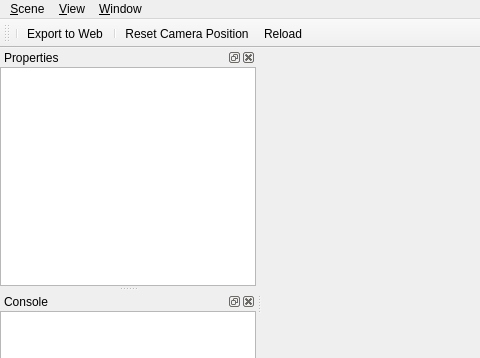
First picture: the form in ui/q3dwindow.ui, repository minorua/Qgis2threejs, before the edit; both pictures show x 0 to 480 and y 0 to 358 of the 757 by 580 pixel window.
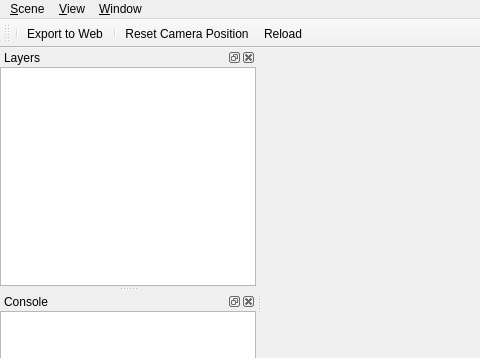
Second picture: the form after the edit. Custom widgets are drawn as their Qt base class.

Commit message: rename properties panel to layers panel

The edit to the form file:
```diff
--- a/ui/q3dwindow.ui
+++ b/ui/q3dwindow.ui
@@ -98,7 +98,7 @@
   <widget class="QStatusBar" name="statusbar"/>
   <widget class="QDockWidget" name="dockWidgetProperties">
    <property name="windowTitle">
-    <string>Properties</string>
+    <string>Layers</string>
    </property>
    <attribute name="dockWidgetArea">
     <number>1</number>
```
Left out of the diff: 2 changed lines with no effect on the pictures. The commit also changes 3 other files.
